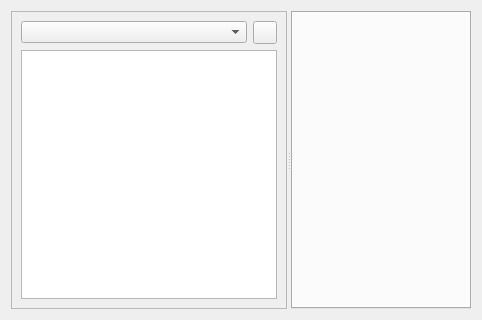
The window that weboob/applications/qhavesex/ui/contacts.ui (laurentb/weboob) describes before a commit, drawn with Qt 5.
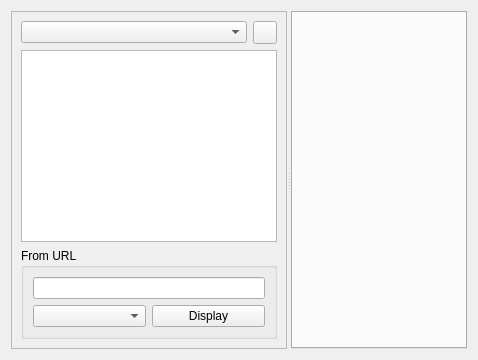
The same window after the commit. Icons and pictures are not drawn.

Commit message: ability to display a profile from an URL, several minor fixes

The edit to the form file:
```diff
--- a/weboob/applications/qhavesex/ui/contacts.ui
+++ b/weboob/applications/qhavesex/ui/contacts.ui
@@ -6,7 +6,7 @@
    <rect>
     <x>0</x>
     <y>0</y>
-    <width>482</width>
+    <width>478</width>
     <height>320</height>
    </rect>
   </property>
@@ -70,6 +70,32 @@
          </property>
         </widget>
        </item>
+       <item>
+        <widget class="QGroupBox" name="groupBox_2">
+         <property name="title">
+          <string>From URL</string>
+         </property>
+         <layout class="QVBoxLayout" name="verticalLayout_3">
+          <item>
+           <widget class="QLineEdit" name="urlEdit"/>
+          </item>
+          <item>
+           <layout class="QHBoxLayout" name="horizontalLayout_2">
+            <item>
+             <widget class="QComboBox" name="backendsList"/>
+            </item>
+            <item>
+             <widget class="QPushButton" name="urlButton">
+              <property name="text">
+               <string>Display</string>
+              </property>
+             </widget>
+            </item>
+           </layout>
+          </item>
+         </layout>
+        </widget>
+       </item>
       </layout>
      </widget>
      <widget class="QTabWidget" name="tabWidget">
```
Left out of the diff: 2 changed lines with no effect on the pictures. The commit also changes 1 other file.
